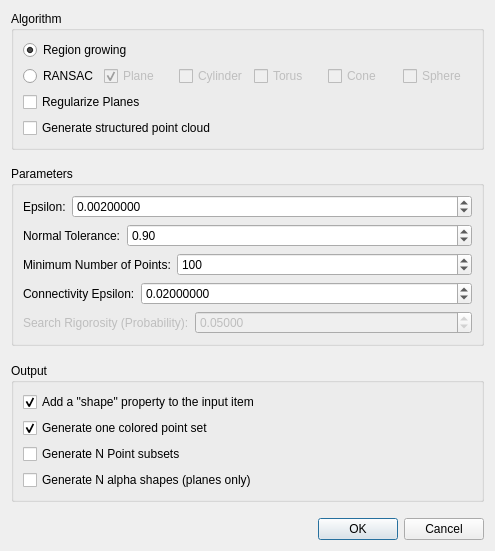
Before: the Qt Designer form include/Polyhedron/demo/Polyhedron/Plugins/Point_set/Point_set_shape_detection_plugin.ui in CrealityOfficial/cgal, drawn with Qt 5.
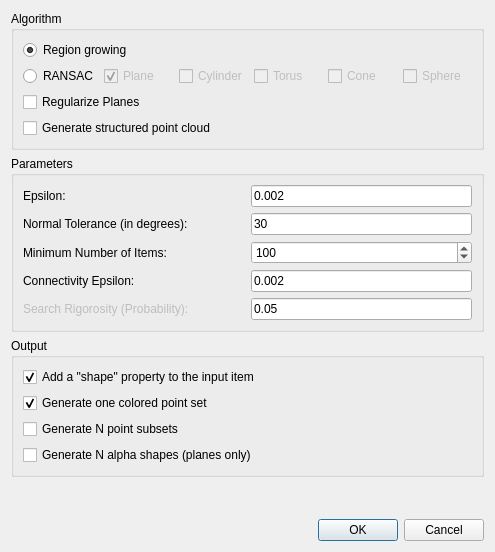
After: the same form once the commit is applied. Custom widgets are drawn as their Qt base class.

```diff
--- a/include/Polyhedron/demo/Polyhedron/Plugins/Point_set/Point_set_shape_detection_plugin.ui
+++ b/include/Polyhedron/demo/Polyhedron/Plugins/Point_set/Point_set_shape_detection_plugin.ui
@@ -7,7 +7,7 @@
     <x>0</x>
     <y>0</y>
     <width>495</width>
-    <height>551</height>
+    <height>552</height>
    </rect>
   </property>
   <property name="windowTitle">
@@ -117,19 +117,6 @@
      </layout>
     </widget>
    </item>
-   <item>
-    <spacer name="verticalSpacer_3">
-     <property name="orientation">
-      <enum>Qt::Vertical</enum>
-     </property>
-     <property name="sizeHint" stdset="0">
-      <size>
-       <width>20</width>
-       <height>40</height>
-      </size>
-     </property>
-    </spacer>
-   </item>
    <item>
     <widget class="QGroupBox" name="groupBox_2">
      <property name="title">
@@ -137,7 +124,7 @@
      </property>
      <layout class="QVBoxLayout" name="verticalLayout_3">
       <item>
-       <layout class="QHBoxLayout" name="horizontalLayout_2" stretch="0,1">
+       <layout class="QHBoxLayout" name="horizontalLayout_2" stretch="0,0">
         <item>
          <widget class="QLabel" name="label_2">
           <property name="text">
@@ -146,65 +133,50 @@
          </widget>
         </item>
         <item>
-         <widget class="QDoubleSpinBox" name="m_epsilon_field">
-          <property name="toolTip">
-           <string>Fitting tolerance in Euclidean distance</string>
+         <widget class="DoubleEdit" name="m_epsilon_field">
+          <property name="sizePolicy">
+           <sizepolicy hsizetype="Minimum" vsizetype="Fixed">
+            <horstretch>0</horstretch>
+            <verstretch>0</verstretch>
+           </sizepolicy>
           </property>
-          <property name="decimals">
-           <number>8</number>
-          </property>
-          <property name="minimum">
-           <double>0.000001000000000</double>
-          </property>
-          <property name="maximum">
-           <double>1000000.000000000000000</double>
-          </property>
-          <property name="singleStep">
-           <double>0.001000000000000</double>
-          </property>
-          <property name="value">
-           <double>0.002000000000000</double>
+          <property name="text">
+           <string>0.002</string>
           </property>
          </widget>
         </item>
        </layout>
       </item>
       <item>
-       <layout class="QHBoxLayout" name="horizontalLayout" stretch="0,1">
+       <layout class="QHBoxLayout" name="horizontalLayout" stretch="0,0">
         <item>
          <widget class="QLabel" name="label">
           <property name="text">
-           <string>Normal Tolerance:</string>
+           <string>Normal Tolerance (in degrees):</string>
           </property>
          </widget>
         </item>
         <item>
-         <widget class="QDoubleSpinBox" name="m_normal_tolerance_field">
-          <property name="toolTip">
-           <string>Normal angle deviation tolerance as cosine of the angle</string>
+         <widget class="DoubleEdit" name="m_normal_tolerance_field">
+          <property name="sizePolicy">
+           <sizepolicy hsizetype="Minimum" vsizetype="Fixed">
+            <horstretch>0</horstretch>
+            <verstretch>0</verstretch>
+           </sizepolicy>
           </property>
-          <property name="minimum">
-           <double>0.010000000000000</double>
-          </property>
-          <property name="maximum">
-           <double>1.000000000000000</double>
-          </property>
-          <property name="singleStep">
-           <double>0.010000000000000</double>
-          </property>
-          <property name="value">
-           <double>0.900000000000000</double>
+          <property name="text">
+           <string>30</string>
           </property>
          </widget>
         </item>
        </layout>
       </item>
       <item>
-       <layout class="QHBoxLayout" name="horizontalLayout_3" stretch="0,1">
+       <layout class="QHBoxLayout" name="horizontalLayout_3" stretch="0,0">
         <item>
          <widget class="QLabel" name="label_3">
           <property name="text">
-           <string>Minimum Number of Points:</string>
+           <string>Minimum Number of Items:</string>
           </property>
          </widget>
         </item>
@@ -227,7 +199,7 @@
        </layout>
       </item>
       <item>
-       <layout class="QHBoxLayout" name="horizontalLayout_4" stretch="0,1">
+       <layout class="QHBoxLayout" name="horizontalLayout_4" stretch="0,0">
         <item>
          <widget class="QLabel" name="label_4">
           <property name="text">
@@ -236,31 +208,22 @@
          </widget>
         </item>
         <item>
-         <widget class="QDoubleSpinBox" name="m_cluster_epsilon_field">
-          <property name="toolTip">
-           <string>Maximum world distance between points on a shape to be considered as connected</string>
+         <widget class="DoubleEdit" name="m_cluster_epsilon_field">
+          <property name="sizePolicy">
+           <sizepolicy hsizetype="Minimum" vsizetype="Fixed">
+            <horstretch>0</horstretch>
+            <verstretch>0</verstretch>
+           </sizepolicy>
           </property>
-          <property name="decimals">
-           <number>8</number>
-          </property>
-          <property name="minimum">
-           <double>0.000001000000000</double>
-          </property>
-          <property name="maximum">
-           <double>1000000.000000000000000</double>
-          </property>
-          <property name="singleStep">
-           <double>0.010000000000000</double>
-          </property>
-          <property name="value">
-           <double>0.020000000000000</double>
+          <property name="text">
+           <string>0.002</string>
           </property>
          </widget>
         </item>
        </layout>
       </item>
       <item>
-       <layout class="QHBoxLayout" name="horizontalLayout_5" stretch="0,1">
+       <layout class="QHBoxLayout" name="horizontalLayout_5" stretch="0,0">
         <item>
          <widget class="QLabel" name="label_5">
           <property name="enabled">
@@ -272,27 +235,15 @@
          </widget>
         </item>
         <item>
-         <widget class="QDoubleSpinBox" name="m_probability_field">
-          <property name="enabled">
-           <bool>false</bool>
+         <widget class="DoubleEdit" name="m_probability_field">
+          <property name="sizePolicy">
+           <sizepolicy hsizetype="Minimum" vsizetype="Fixed">
+            <horstretch>0</horstretch>
+            <verstretch>0</verstretch>
+           </sizepolicy>
           </property>
-          <property name="toolTip">
-           <string>Probability to overlook the largest primitive in one extraction iteration</string>
-          </property>
-          <property name="decimals">
-           <number>5</number>
-          </property>
-          <property name="minimum">
-           <double>0.000010000000000</double>
-          </property>
-          <property name="maximum">
-           <double>1.000000000000000</double>
-          </property>
-          <property name="singleStep">
-           <double>0.010000000000000</double>
-          </property>
-          <property name="value">
-           <double>0.050000000000000</double>
+          <property name="text">
+           <string>0.05</string>
           </property>
          </widget>
         </item>
@@ -301,19 +252,6 @@
      </layout>
     </widget>
    </item>
-   <item>
-    <spacer name="verticalSpacer_2">
-     <property name="orientation">
-      <enum>Qt::Vertical</enum>
-     </property>
-     <property name="sizeHint" stdset="0">
-      <size>
-       <width>20</width>
-       <height>40</height>
-      </size>
-     </property>
-    </spacer>
-   </item>
    <item>
     <widget class="QGroupBox" name="groupBox_3">
      <property name="title">
@@ -343,7 +281,7 @@
       <item>
        <widget class="QCheckBox" name="m_point_subsets">
         <property name="text">
-         <string>Generate N Point subsets</string>
+         <string>Generate N point subsets</string>
         </property>
        </widget>
       </item>
@@ -382,6 +320,13 @@
    </item>
   </layout>
  </widget>
+ <customwidgets>
+  <customwidget>
+   <class>DoubleEdit</class>
+   <extends>QLineEdit</extends>
+   <header>CGAL_double_edit.h</header>
+  </customwidget>
+ </customwidgets>
  <resources/>
  <connections>
   <connection>
```
Left out of the diff: 16 changed lines with no effect on the pictures.
